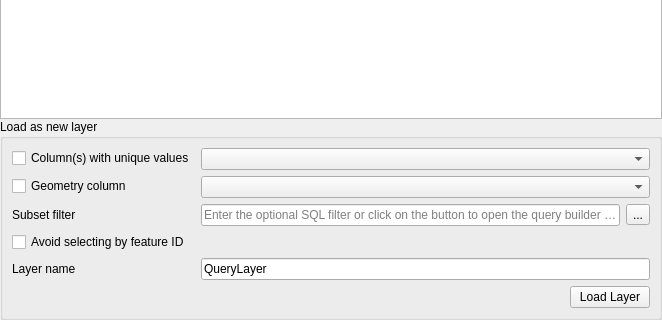
Old version of the form src/ui/qgsqueryresultpanelwidgetbase.ui in the repository qgis/QGIS; both pictures show x 0 to 662 and y 165 to 485 of the 662 by 485 pixel window.
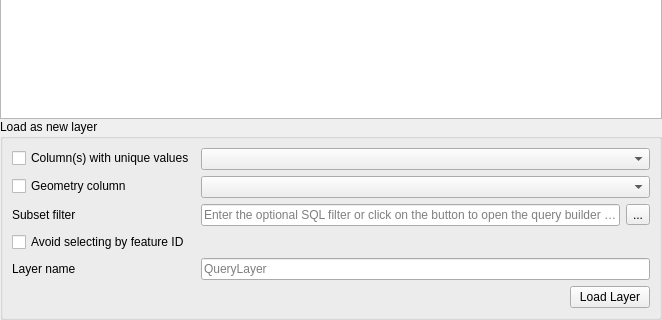
New version of the form. Custom widgets are drawn as their Qt base class.

Commit message: Changed QLineEdit property to placeholderText. Fixes #63683

What changed in the file:
```diff
--- a/src/ui/qgsqueryresultpanelwidgetbase.ui
+++ b/src/ui/qgsqueryresultpanelwidgetbase.ui
@@ -234,7 +234,7 @@
          <layout class="QHBoxLayout" name="horizontalLayout_2">
           <item>
            <widget class="QLineEdit" name="mLayerNameLineEdit">
-            <property name="text">
+            <property name="placeholderText">
              <string>QueryLayer</string>
             </property>
            </widget>
```
